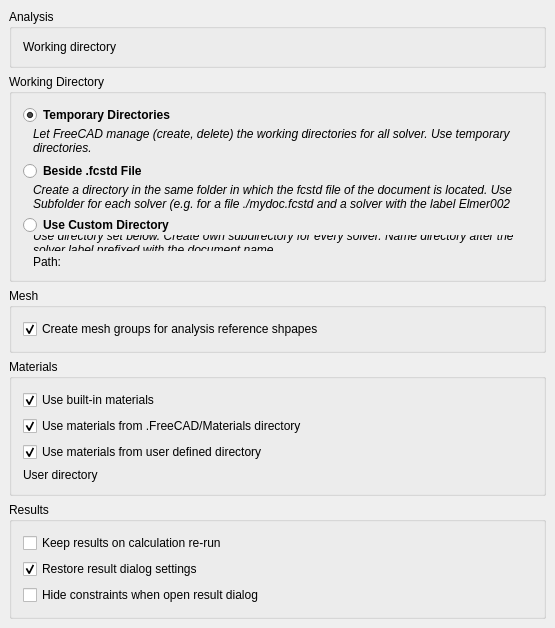
First picture: the form in src/Mod/Fem/Gui/DlgSettingsFemGeneral.ui, repository berndhahnebach/All_FreeCAD, before the edit.
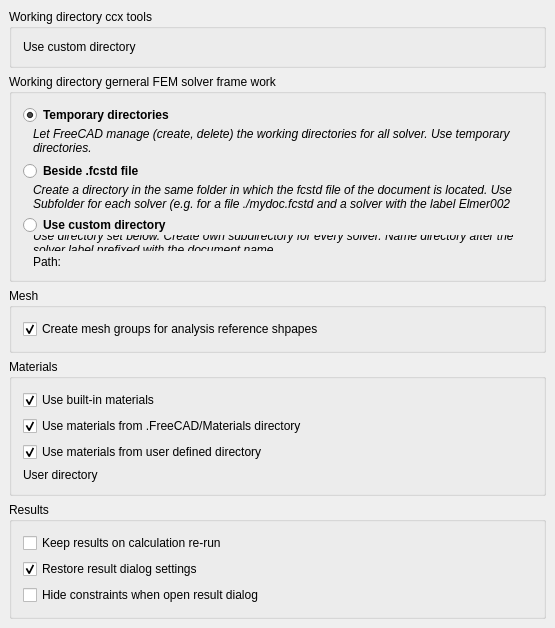
Second picture: the form after the edit. Custom widgets are drawn as their Qt base class.

Commit message: FEM: all pref gui tabs, some typo, layout and format improvements

What changed in the file:
```diff
--- a/src/Mod/Fem/Gui/DlgSettingsFemGeneral.ui
+++ b/src/Mod/Fem/Gui/DlgSettingsFemGeneral.ui
@@ -34,7 +34,7 @@
         <enum>Qt::LeftToRight</enum>
        </property>
        <property name="title">
-        <string>Analysis</string>
+        <string>Working directory ccx tools</string>
        </property>
        <property name="alignment">
         <set>Qt::AlignLeading|Qt::AlignLeft|Qt::AlignTop</set>
@@ -84,7 +84,7 @@
                </size>
               </property>
               <property name="text">
-               <string>Working directory</string>
+               <string>Use custom directory</string>
               </property>
              </widget>
             </item>
@@ -104,7 +104,7 @@
         </sizepolicy>
        </property>
        <property name="title">
-        <string>Working Directory</string>
+        <string>Working directory gerneral FEM solver frame work</string>
        </property>
        <layout class="QVBoxLayout" name="verticalLayout_3">
         <item>
@@ -124,7 +124,7 @@
              <string>sdfsdfsdfds</string>
             </property>
             <property name="text">
-             <string>Temporary Directories</string>
+             <string>Temporary directories</string>
             </property>
             <property name="checked">
              <bool>true</bool>
@@ -171,7 +171,7 @@
              </font>
             </property>
             <property name="text">
-             <string>Beside .fcstd File</string>
+             <string>Beside .fcstd file</string>
             </property>
             <property name="prefPath" stdset="0">
              <cstring>Mod/Fem/Elmer</cstring>
@@ -215,7 +215,7 @@
              </font>
             </property>
             <property name="text">
-             <string>Use Custom Directory</string>
+             <string>Use custom directory</string>
             </property>
             <property name="prefPath" stdset="0">
              <cstring>Mod/Fem/Elmer</cstring>
```
The commit also changes 4 other files.
